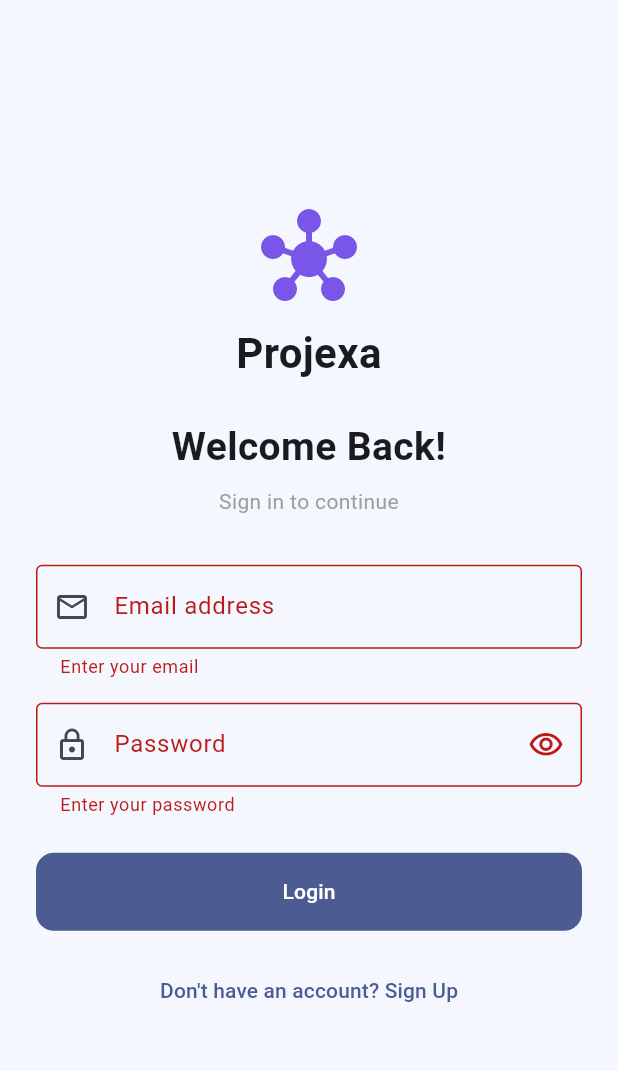
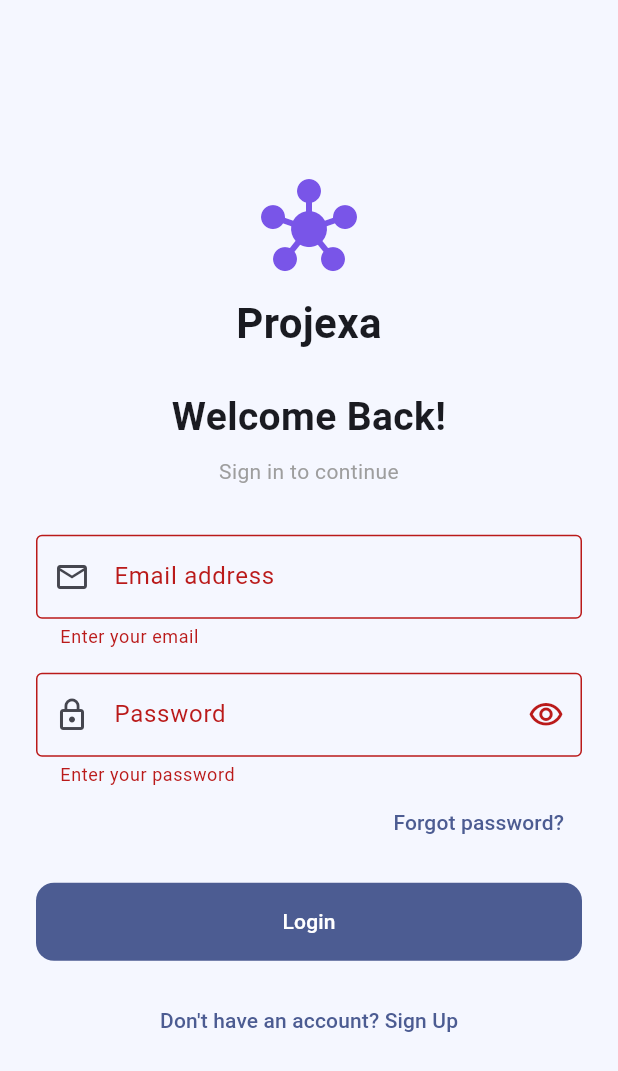
Before and after one commit to faraaz-ahmmed/projexa, a Flutter app: the screen it shows after launch, after a tap on "Login", on a phone screen of 412 x 824 dp. Shown: the top 1071 px of the screen. Run offline on Flutter 3.47's test engine with Material 3 defaults, Android fonts, the phone set to English and light mode, and no system bars; our stand-ins replace firebase_auth, firebase_core; accounts and stored records are empty.

Commit message:
add file forget_password

```diff
--- a/lib/main.dart
+++ b/lib/main.dart
@@ -14,7 +14,7 @@ Future<void> main() async {
   );
 
   runApp(
-    ChangeNotifierProvider(
+    ChangeNotifierProvider<AuthViewModel>(
       create: (_) => AuthViewModel(),
       child: const ProjexaApp(),
     ),
--- a/lib/services/auth_service.dart
+++ b/lib/services/auth_service.dart
@@ -23,5 +23,11 @@ class AuthService {
     await result.user!.updateDisplayName(name.trim());
   }
 
+  Future<void> resetPassword(String email) async {
+    await _auth.sendPasswordResetEmail(
+      email: email.trim(),
+    );
+  }
+
   Future<void> logout() => _auth.signOut();
 }
--- a/lib/views/auth/login_screen.dart
+++ b/lib/views/auth/login_screen.dart
@@ -3,6 +3,7 @@ import 'package:provider/provider.dart';
 
 import '../../viewmodels/auth_viewmodel.dart';
 import '../dashboard/dashboard_screen.dart';
+import 'forgot_password_screen.dart';
 import 'signup_screen.dart';
 
 class LoginScreen extends StatefulWidget {
@@ -31,6 +32,8 @@ class _LoginScreenState extends State<LoginScreen> {
 
     if (auth.isLoading) return;
     if (!formKey.currentState!.validate()) return;
+
+    FocusScope.of(context).unfocus();
 
     final success = await auth.login(
       emailController.text,
@@ -151,7 +154,23 @@ class _LoginScreenState extends State<LoginScreen> {
                       },
                       onFieldSubmitted: (_) => login(),
                     ),
-                    const SizedBox(height: 24),
+                    Align(
+                      alignment: Alignment.centerRight,
+                      child: TextButton(
+                        onPressed: auth.isLoading
+                            ? null
+                            : () {
+                                Navigator.of(context).push(
+                                  MaterialPageRoute(
+                                    builder: (_) =>
+                                        const ForgotPasswordScreen(),
+                                  ),
+                                );
+                              },
+                        child: const Text('Forgot password?'),
+                      ),
+                    ),
+                    const SizedBox(height: 16),
                     FilledButton(
                       onPressed: auth.isLoading ? null : login,
                       style: FilledButton.styleFrom(
--- a/lib/views/splash_screen.dart
+++ b/lib/views/splash_screen.dart
@@ -1,7 +1,10 @@
 import 'dart:async';
+
+import 'package:firebase_auth/firebase_auth.dart';
 import 'package:flutter/material.dart';
 
 import 'auth/login_screen.dart';
+import 'dashboard/dashboard_screen.dart';
 
 class SplashScreen extends StatefulWidget {
   const SplashScreen({super.key});
@@ -11,27 +14,29 @@ class SplashScreen extends StatefulWidget {
 }
 
 class _SplashScreenState extends State<SplashScreen> {
-  late final Timer timer;
-
   @override
   void initState() {
     super.initState();
-
-    timer = Timer(const Duration(seconds: 2), () {
-      if (!mounted) return;
-
-      Navigator.of(context).pushReplacement(
-        MaterialPageRoute(
-          builder: (_) => const LoginScreen(),
-        ),
-      );
-    });
+    openNextScreen();
   }
 
-  @override
-  void dispose() {
-    timer.cancel();
-    super.dispose();
+  Future<void> openNextScreen() async {
+    final results = await Future.wait<Object?>([
+      FirebaseAuth.instance.authStateChanges().first,
+      Future<void>.delayed(const Duration(seconds: 2)),
+    ]);
+
+    if (!mounted) return;
+
+    final user = results.first as User?;
+
+    Navigator.of(context).pushReplacement(
+      MaterialPageRoute(
+        builder: (_) => user == null
+            ? const LoginScreen()
+            : const DashboardScreen(),
+      ),
+    );
   }
 
   @override
```
Also changed, not shown: lib/viewmodels/auth_viewmodel.dart (+45 -0 lines), lib/views/auth/forgot_password_screen.dart (added, +126 -0 lines), lib/views/dashboard/dashboard_screen.dart (+52 -8 lines).
